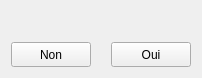
Old version of the form DataPlot/confirmdelete.ui in the repository AdelKS/ZeGrapher.
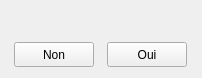
New version of the form.

What changed in the file:
```diff
--- a/DataPlot/confirmdelete.ui
+++ b/DataPlot/confirmdelete.ui
@@ -23,6 +23,19 @@
    </item>
    <item>
     <layout class="QHBoxLayout" name="horizontalLayout">
+     <item>
+      <spacer name="horizontalSpacer_3">
+       <property name="orientation">
+        <enum>Qt::Horizontal</enum>
+       </property>
+       <property name="sizeHint" stdset="0">
+        <size>
+         <width>40</width>
+         <height>20</height>
+        </size>
+       </property>
+      </spacer>
+     </item>
      <item>
       <widget class="QPushButton" name="no">
        <property name="maximumSize">
@@ -36,6 +49,19 @@
        </property>
       </widget>
      </item>
+     <item>
+      <spacer name="horizontalSpacer_2">
+       <property name="orientation">
+        <enum>Qt::Horizontal</enum>
+       </property>
+       <property name="sizeHint" stdset="0">
+        <size>
+         <width>40</width>
+         <height>20</height>
+        </size>
+       </property>
+      </spacer>
+     </item>
      <item>
       <spacer name="horizontalSpacer">
        <property name="orientation">
@@ -62,6 +88,19 @@
        </property>
       </widget>
      </item>
+     <item>
+      <spacer name="horizontalSpacer_4">
+       <property name="orientation">
+        <enum>Qt::Horizontal</enum>
+       </property>
+       <property name="sizeHint" stdset="0">
+        <size>
+         <width>40</width>
+         <height>20</height>
+        </size>
+       </property>
+      </spacer>
+     </item>
     </layout>
    </item>
   </layout>
```
